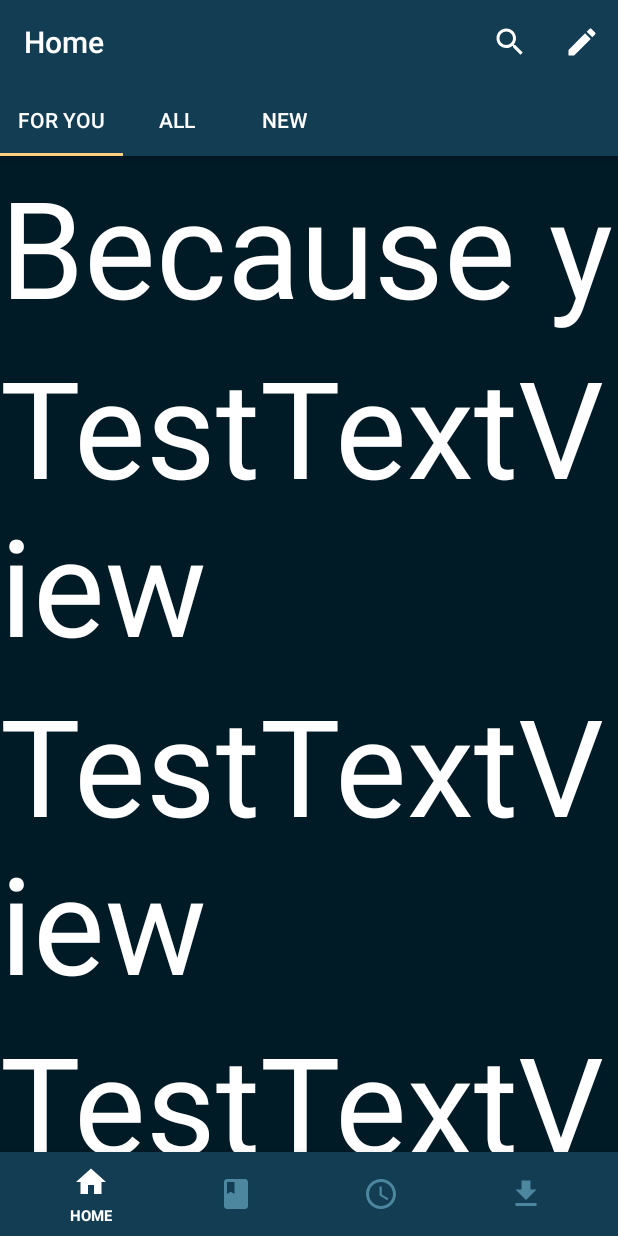
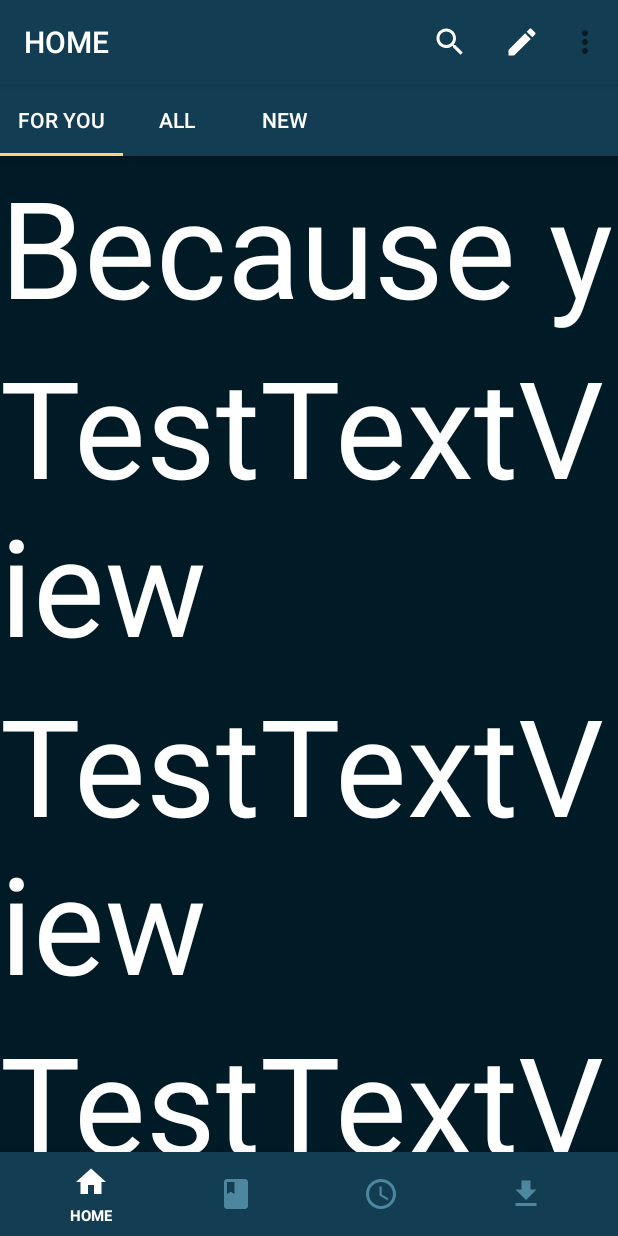
Before and after one commit to moonfidelity/Mangami, an Android app: the screen it shows after launch (MainActivity), after a tap on "Search", on a phone screen of 412 x 824 dp. Run offline under Robolectric (Android 15) with nearby library versions, the phone set to English and light mode, and no system bars.

Commit message:
Navigation Drawer: - Possible to Slide in and out, But only in a small section of the left side of the screen. - Has no Button in the Top Left Corner - Nothing in the Drawer is clickable... - The Drawer Shadow looks weird... - Now a Toolbar in the activity_main overlaps the fragment_home toolbar...

```diff
--- a/app/src/main/java/com/mangami/mangami/MainActivity.kt
+++ b/app/src/main/java/com/mangami/mangami/MainActivity.kt
@@ -18,9 +18,10 @@ import fragment.FragmentDownloads
 import kotlinx.android.synthetic.main.fragment_home.*
 import android.support.annotation.IdRes
 import android.support.v4.widget.DrawerLayout
+import android.view.Menu
 
 
-class MainActivity : AppCompatActivity(), NavigationView.OnNavigationItemSelectedListener {
+class MainActivity : AppCompatActivity(){
 
     private var content: FrameLayout? = null
 
@@ -125,9 +126,10 @@ class MainActivity : AppCompatActivity(), NavigationView.OnNavigationItemSelecte
 
 
 //        SetActionBarSupport DOES NOT WORK IN FRAGMENTS??!?!?!
-//        setSupportActionBar(findViewById(R.id.toolbar_test))
+        setSupportActionBar(findViewById(R.id.toolbar_main))
 
         mDrawerLayout = findViewById(R.id.drawer_layout)
+
 
 
     }
@@ -135,43 +137,43 @@ class MainActivity : AppCompatActivity(), NavigationView.OnNavigationItemSelecte
 //
 //    ACTION BAR
 //
+
+//    This adds items to the ActionBar
+    override fun onCreateOptionsMenu(menu: Menu): Boolean {
+        menuInflater.inflate(R.menu.menu_toolbar_main, menu)
+        return true
+    }
+
+
+//    This is the OnClickListener for the Buttons in the ActionBar
+    override fun onOptionsItemSelected(item: MenuItem) = when (item.itemId) {
+    R.id.toolbar_edit -> {
+
+
+        true
+    }
+
+    R.id.toolbar_search -> {
+
+
+        true
+    }
+
+    else -> {
+        // If we got here, the user's action was not recognized.
+        // Invoke the superclass to handle it.
+        super.onOptionsItemSelected(item)
+    }
+}
 //
-////    This adds items to the ActionBar
-//    override fun onCreateOptionsMenu(menu: Menu): Boolean {
-//        menuInflater.inflate(R.menu.menu_toolbar_main, menu)
-//        return true
-//    }
+//    ACTION BAR CLOSED
 //
-//
-////    This is the OnClickListener for the Buttons in the ActionBar
-//    override fun onOptionsItemSelected(item: MenuItem) = when (item.itemId) {
-//    R.id.toolbar_edit -> {
-//
-//
-//        true
-//    }
-//
-//    R.id.toolbar_search -> {
-//
-//
-//        true
-//    }
-//
-//    else -> {
-//        // If we got here, the user's action was not recognized.
-//        // Invoke the superclass to handle it.
-//        super.onOptionsItemSelected(item)
-//    }
-//}
-////
-////    ACTION BAR CLOSED
-////
 
 
 
 
 //    val toggle = ActionBarDrawerToggle(
-//            this, drawer_layout, home_toolbar, R.string.navigation_drawer_open, R.string.navigation_drawer_close)
+//            this, drawer_layout, toolbar_main, R.string.navigation_drawer_open, R.string.navigation_drawer_close)
 //    drawer_layout.addDrawerListener(toggle)
 //    toggle.syncState()
 //
@@ -187,32 +189,43 @@ class MainActivity : AppCompatActivity(), NavigationView.OnNavigationItemSelecte
     }
 
 
-    override fun onNavigationItemSelected(item: MenuItem): Boolean {
-        // Handle navigation view item clicks here.
-        when (item.itemId) {
-            R.id.nav_camera -> {
-                // Handle the camera action
-            }
-            R.id.nav_gallery -> {
+//    override fun onNavigationItemSelected(item: MenuItem): Boolean {
+//        // Handle navigation view item clicks here.
+//        when (item.itemId) {
+//            R.id.nav_camera -> {
+//                // Handle the camera action
+//            }
+//            R.id.nav_gallery -> {
+//
+//            }
+//            R.id.nav_slideshow -> {
+//
+//            }
+//            R.id.nav_manage -> {
+//
+//            }
+//            R.id.nav_share -> {
+//
+//            }
+//            R.id.nav_send -> {
+//
+//            }
+//        }
+//
+//        drawer_layout.closeDrawer(GravityCompat.START)
+//        return true
+//    }
 
-            }
-            R.id.nav_slideshow -> {
 
-            }
-            R.id.nav_manage -> {
 
-            }
-            R.id.nav_share -> {
 
-            }
-            R.id.nav_send -> {
 
-            }
-        }
 
-        drawer_layout.closeDrawer(GravityCompat.START)
-        return true
-    }
+
+
+
+
+
 
 
 
--- a/app/src/main/res/layout/activity_main.xml
+++ b/app/src/main/res/layout/activity_main.xml
@@ -1,22 +1,19 @@
 <?xml version="1.0" encoding="utf-8"?>
-<android.support.constraint.ConstraintLayout xmlns:android="http://schemas.android.com/apk/res/android"
+<android.support.v4.widget.DrawerLayout xmlns:android="http://schemas.android.com/apk/res/android"
     xmlns:app="http://schemas.android.com/apk/res-auto"
     xmlns:tools="http://schemas.android.com/tools"
-    android:id="@+id/container"
+    android:id="@+id/drawer_layout"
     android:layout_width="match_parent"
     android:layout_height="match_parent"
     android:background="@color/colorPrimaryDark2"
+
     tools:context=".MainActivity"
+
+    android:fitsSystemWindows="true"
+    tools:openDrawer="start"
     >
 
 
-    <android.support.v4.widget.DrawerLayout
-        xmlns:app="http://schemas.android.com/apk/res-auto"
-        android:layout_width="match_parent"
-        android:layout_height="match_parent"
-        android:id="@+id/drawer_layout"
-        android:fitsSystemWindows="true"
-        >
 
     <android.support.design.widget.NavigationView
         android:id="@+id/nav_view"
@@ -25,11 +22,28 @@
         android:layout_gravity="start"
         android:fitsSystemWindows="true"
         app:headerLayout="@layout/nav_header_main"
-            app:menu="@menu/activity_main_drawer" >
+        app:menu="@menu/activity_main_drawer"
 
-        </android.support.design.widget.NavigationView>
+        />
 
-    </android.support.v4.widget.DrawerLayout>
+
+    <android.support.constraint.ConstraintLayout
+        android:layout_width="match_parent"
+        android:layout_height="match_parent">
+
+        <android.support.v7.widget.Toolbar
+            android:id="@+id/toolbar_main"
+            android:layout_width="match_parent"
+            android:layout_height="?attr/actionBarSize"
+            android:background="@color/colorPrimary"
+            android:elevation="4dp"
+            android:fitsSystemWindows="true"
+
+            app:title="@string/title_home"
+            app:titleTextColor="@color/colorWhite"
+
+            app:menu="@menu/menu_toolbar_main"
+            />
 
 
         <FrameLayout
@@ -65,7 +79,10 @@
             app:layout_constraintRight_toRightOf="parent"
 
             app:menu="@menu/navigation"
-
             />
 
     </android.support.constraint.ConstraintLayout>
+
+
+
+</android.support.v4.widget.DrawerLayout>
```
Lines whose indentation alone changed are shown as unchanged.
